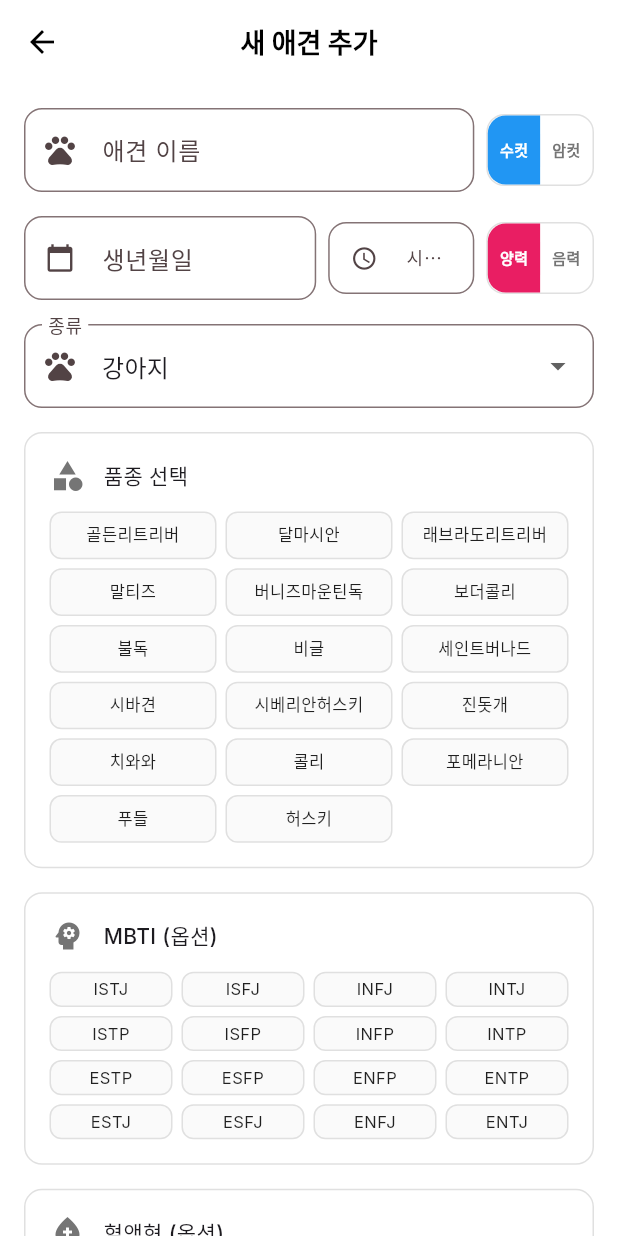
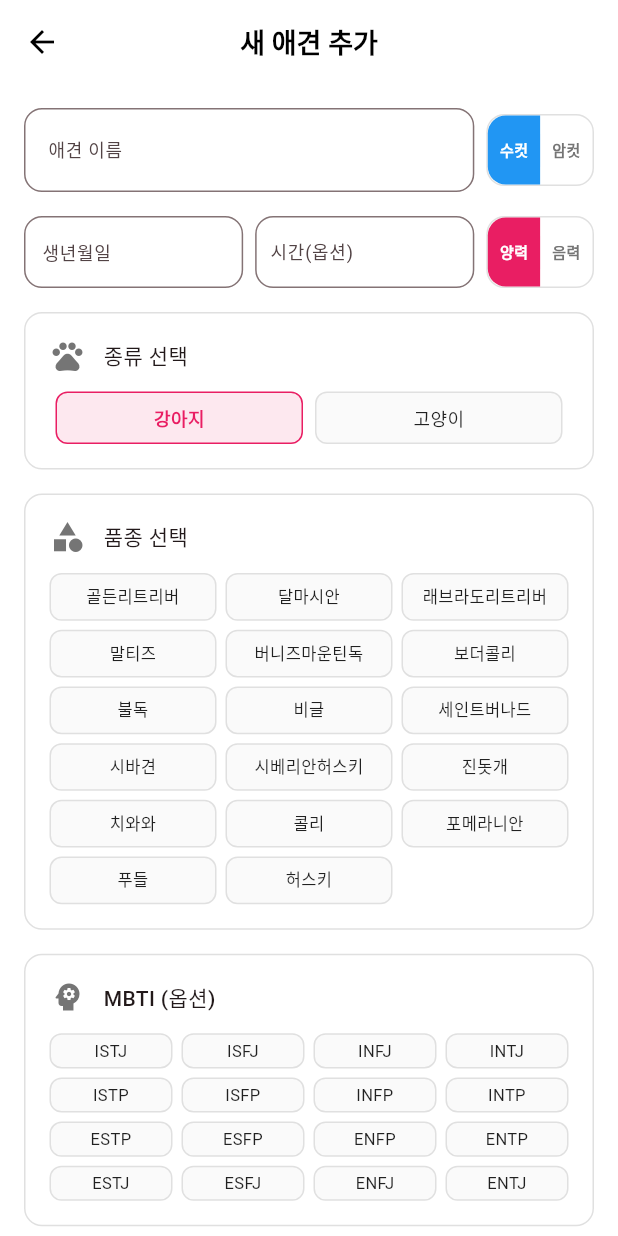
Before and after one commit to bhan230507/flutter_web_test, a Flutter app: the AddPetPage screen opened directly, on a phone screen of 412 x 824 dp. Run offline on Flutter 3.47's test engine with Material 3 defaults, Android fonts, the light colour scheme and no system bars; our stand-ins replace fl_chart; network calls fail.

Commit message:
UI 개선: 프로필 페이지 텍스트 크기 조정, 아이콘 제거, 애견 종류 선택 디자인 개선, 이벤트 이미지 복원

```diff
--- a/lib/pet_profile_page.dart
+++ b/lib/pet_profile_page.dart
@@ -1,5 +1,5 @@
 import 'package:flutter/material.dart';
-import 'package:google_fonts/google_fonts.dart';
+// import 'package:google_fonts/google_fonts.dart';
 
 class PetProfilePage extends StatefulWidget {
   const PetProfilePage({super.key});
@@ -53,7 +53,7 @@ class _PetProfilePageState extends State<PetProfilePage> {
         ),
         title: Text(
           '애견 정보',
-          style: GoogleFonts.inter(
+          style: TextStyle(
             fontWeight: FontWeight.bold,
             fontSize: 18,
             color: Colors.black,
@@ -73,7 +73,7 @@ class _PetProfilePageState extends State<PetProfilePage> {
                   const SizedBox(width: 8),
                   Text(
                     '등록된 애견',
-                    style: GoogleFonts.inter(
+                    style: TextStyle(
                       fontWeight: FontWeight.bold,
                       fontSize: 16,
                     ),
@@ -112,11 +112,11 @@ class _PetProfilePageState extends State<PetProfilePage> {
                       ),
                       title: Text(
                         pet['name'],
-                        style: GoogleFonts.inter(fontWeight: FontWeight.w600),
+                        style: TextStyle(fontWeight: FontWeight.w600),
                       ),
                       subtitle: Text(
                         '${pet['type']} • ${pet['breed']} • ${pet['birthDate']} • ${pet['isMale'] ? '수컷' : '암컷'}${pet['mbti'] != null ? ' • ${pet['mbti']}' : ''}${pet['bloodType'] != null ? ' • ${pet['bloodType']}' : ''}',
-                        style: GoogleFonts.inter(
+                        style: TextStyle(
                             fontSize: 12, color: Colors.grey.shade600),
                       ),
                       trailing: Row(
@@ -539,7 +539,7 @@ class _AddPetPageState extends State<AddPetPage> {
         ),
         title: Text(
           widget.editingPet != null ? '애견 수정' : '새 애견 추가',
-          style: GoogleFonts.inter(
+          style: TextStyle(
             fontWeight: FontWeight.bold,
             fontSize: 18,
             color: Colors.black,
@@ -560,10 +560,11 @@ class _AddPetPageState extends State<AddPetPage> {
                     controller: _nameController,
                     decoration: InputDecoration(
                       labelText: '애견 이름',
+                      labelStyle: TextStyle(fontSize: 12),
                       border: OutlineInputBorder(
                         borderRadius: BorderRadius.circular(12),
                       ),
-                      prefixIcon: Icon(Icons.pets),
+                      // prefixIcon: Icon(Icons.pets),
                     ),
                     validator: (value) {
                       if (value == null || value.isEmpty) {
@@ -603,7 +604,7 @@ class _AddPetPageState extends State<AddPetPage> {
                           ),
                           child: Text(
                             '수컷',
-                            style: GoogleFonts.inter(
+                            style: TextStyle(
                               fontSize: 10,
                               fontWeight: FontWeight.w600,
                               color:
@@ -632,7 +633,7 @@ class _AddPetPageState extends State<AddPetPage> {
                           ),
                           child: Text(
                             '암컷',
-                            style: GoogleFonts.inter(
+                            style: TextStyle(
                               fontSize: 10,
                               fontWeight: FontWeight.w600,
                               color: !_isMale
@@ -654,16 +655,20 @@ class _AddPetPageState extends State<AddPetPage> {
               children: [
                 // 생년월일
                 Expanded(
-                  flex: 2,
+                  flex: 1,
                   child: TextFormField(
                     controller: _dateController,
                     decoration: InputDecoration(
                       labelText: '생년월일',
+                      labelStyle: TextStyle(fontSize: 12),
                       border: OutlineInputBorder(
                         borderRadius: BorderRadius.circular(12),
                       ),
-                      prefixIcon: Icon(Icons.calendar_today, size: 20),
+                      // prefixIcon: Icon(Icons.calendar_today, size: 18),
+                      contentPadding:
+                          EdgeInsets.symmetric(horizontal: 8, vertical: 12),
                     ),
+                    style: TextStyle(fontSize: 12),
                     onChanged: (value) {
                       _formatDate(value);
                     },
@@ -686,15 +691,15 @@ class _AddPetPageState extends State<AddPetPage> {
                     controller: _timeController,
                     decoration: InputDecoration(
                       labelText: '시간(옵션)',
-                      labelStyle: GoogleFonts.inter(fontSize: 12),
+                      labelStyle: TextStyle(fontSize: 12),
                       border: OutlineInputBorder(
                         borderRadius: BorderRadius.circular(12),
                       ),
-                      prefixIcon: Icon(Icons.access_time, size: 18),
+                      // prefixIcon: Icon(Icons.access_time, size: 16),
                       contentPadding:
-                          EdgeInsets.symmetric(horizontal: 8, vertical: 12),
+                          EdgeInsets.symmetric(horizontal: 6, vertical: 10),
                     ),
-                    style: GoogleFonts.inter(fontSize: 12),
+                    style: TextStyle(fontSize: 12),
                     onChanged: (value) {
                       _formatTime(value);
                     },
@@ -738,7 +743,7 @@ class _AddPetPageState extends State<AddPetPage> {
                           ),
                           child: Text(
                             '양력',
-                            style: GoogleFonts.inter(
+                            style: TextStyle(
                               fontSize: 10,
                               fontWeight: FontWeight.w600,
                               color: !_isLunar
@@ -768,7 +773,7 @@ class _AddPetPageState extends State<AddPetPage> {
                           ),
                           child: Text(
                             '음력',
-                            style: GoogleFonts.inter(
+                            style: TextStyle(
                               fontSize: 10,
                               fontWeight: FontWeight.w600,
                               color: _isLunar
@@ -786,28 +791,73 @@ class _AddPetPageState extends State<AddPetPage> {
             const SizedBox(height: 16),
 
             // 종류 선택 (강아지/고양이)
-            DropdownButtonFormField<String>(
-              value: _selectedType,
-              decoration: InputDecoration(
-                labelText: '종류',
-                border: OutlineInputBorder(
-                  borderRadius: BorderRadius.circular(12),
-                ),
-                prefixIcon: Icon(Icons.pets),
+            Container(
+              padding: const EdgeInsets.all(16),
+              decoration: BoxDecoration(
+                border: Border.all(color: Colors.grey.shade300),
+                borderRadius: BorderRadius.circular(12),
               ),
-              items: ['강아지', '고양이'].map((String type) {
-                return DropdownMenuItem<String>(
-                  value: type,
-                  child: Text(type),
-                );
-              }).toList(),
-              onChanged: (String? newValue) {
-                setState(() {
-                  _selectedType = newValue!;
-                  _selectedBreed = null; // 품종 초기화
-                  _selectedBloodType = null; // 혈액형 초기화 (종류가 바뀌면 혈액형도 바뀜)
-                });
-              },
+              child: Column(
+                crossAxisAlignment: CrossAxisAlignment.start,
+                children: [
+                  Row(
+                    children: [
+                      Icon(Icons.pets, color: Colors.grey.shade600),
+                      const SizedBox(width: 12),
+                      Text(
+                        '종류 선택',
+                        style: TextStyle(fontWeight: FontWeight.w500),
+                      ),
+                    ],
+                  ),
+                  const SizedBox(height: 12),
+                  Row(
+                    children: ['강아지', '고양이'].map((String type) {
+                      final isSelected = _selectedType == type;
+                      return Expanded(
+                        child: GestureDetector(
+                          onTap: () {
+                            setState(() {
+                              _selectedType = type;
+                              _selectedBreed = null; // 품종 초기화
+                              _selectedBloodType = null; // 혈액형 초기화
+                            });
+                          },
+                          child: Container(
+                            margin: const EdgeInsets.symmetric(horizontal: 4),
+                            padding: const EdgeInsets.symmetric(vertical: 8),
+                            decoration: BoxDecoration(
+                              color: isSelected
+                                  ? const Color(0xFFE91E63).withOpacity(0.1)
+                                  : Colors.grey.shade50,
+                              borderRadius: BorderRadius.circular(8),
+                              border: Border.all(
+                                color: isSelected
+                                    ? const Color(0xFFE91E63)
+                                    : Colors.grey.shade300,
+                              ),
+                            ),
+                            child: Center(
+                              child: Text(
+                                type,
+                                style: TextStyle(
+                                  fontSize: 12,
+                                  fontWeight: isSelected
+                                      ? FontWeight.w600
+                                      : FontWeight.normal,
+                                  color: isSelected
+                                      ? const Color(0xFFE91E63)
+                                      : Colors.black87,
+                                ),
+                              ),
+                            ),
+                          ),
+                        ),
+                      );
+                    }).toList(),
+                  ),
+                ],
+              ),
             ),
             const SizedBox(height: 16),
 
@@ -827,7 +877,7 @@ class _AddPetPageState extends State<AddPetPage> {
                       const SizedBox(width: 12),
                       Text(
                         '품종 선택',
-                        style: GoogleFonts.inter(fontWeight: FontWeight.w500),
+                        style: TextStyle(fontWeight: FontWeight.w500),
                       ),
                     ],
                   ),
@@ -867,7 +917,7 @@ class _AddPetPageState extends State<AddPetPage> {
                           child: Center(
                             child: Text(
                               breed,
-                              style: GoogleFonts.inter(
+                              style: TextStyle(
                                 fontSize: 11,
                                 fontWeight: isSelected
                                     ? FontWeight.w600
@@ -904,7 +954,7 @@ class _AddPetPageState extends State<AddPetPage> {
                       const SizedBox(width: 12),
                       Text(
                         'MBTI (옵션)',
-                        style: GoogleFonts.inter(fontWeight: FontWeight.w500),
+                        style: TextStyle(fontWeight: FontWeight.w500),
                       ),
                     ],
                   ),
@@ -944,7 +994,7 @@ class _AddPetPageState extends State<AddPetPage> {
                           child: Center(
                             child: Text(
                               mbti,
-                              style: GoogleFonts.inter(
+                              style: TextStyle(
                                 fontSize: 11,
                                 fontWeight: isSelected
                                     ? FontWeight.w600
@@ -981,7 +1031,7 @@ class _AddPetPageState extends State<AddPetPage> {
                       const SizedBox(width: 12),
                       Text(
                         '혈액형 (옵션)',
-                        style: GoogleFonts.inter(fontWeight: FontWeight.w500),
+                        style: TextStyle(fontWeight: FontWeight.w500),
                       ),
                     ],
                   ),
@@ -1026,7 +1076,7 @@ class _AddPetPageState extends State<AddPetPage> {
                             child: Center(
                               child: Text(
                                 bloodType,
-                                style: GoogleFonts.inter(
+                                style: TextStyle(
                                   fontSize: 10,
                                   fontWeight: isSelected
                                       ? FontWeight.w600
@@ -1073,7 +1123,7 @@ class _AddPetPageState extends State<AddPetPage> {
                               child: Center(
                                 child: Text(
                                   bloodType,
-                                  style: GoogleFonts.inter(
+                                  style: TextStyle(
                                     fontSize: 14,
                                     fontWeight: isSelected
                                         ? FontWeight.w600
@@ -1113,8 +1163,8 @@ class _AddPetPageState extends State<AddPetPage> {
                             Icon(Icons.star, color: const Color(0xFFE91E63)),
                             const SizedBox(width: 12),
                             Text(
-                              '별자리: $_zodiacSign',
-                              style: GoogleFonts.inter(
+                              '$_zodiacSign',
+                              style: TextStyle(
                                 fontWeight: FontWeight.w600,
                                 color: const Color(0xFFE91E63),
                               ),
@@ -1141,8 +1191,8 @@ class _AddPetPageState extends State<AddPetPage> {
                             Icon(Icons.pets, color: const Color(0xFFE91E63)),
                             const SizedBox(width: 12),
                             Text(
-                              '띠: $_chineseZodiac',
-                              style: GoogleFonts.inter(
+                              '$_chineseZodiac',
+                              style: TextStyle(
                                 fontWeight: FontWeight.w600,
                                 color: const Color(0xFFE91E63),
                               ),
```
Also changed, not shown: lib/main.dart (+36 -41 lines), lib/user_profile_page.dart (+30 -25 lines), 2 other files.
